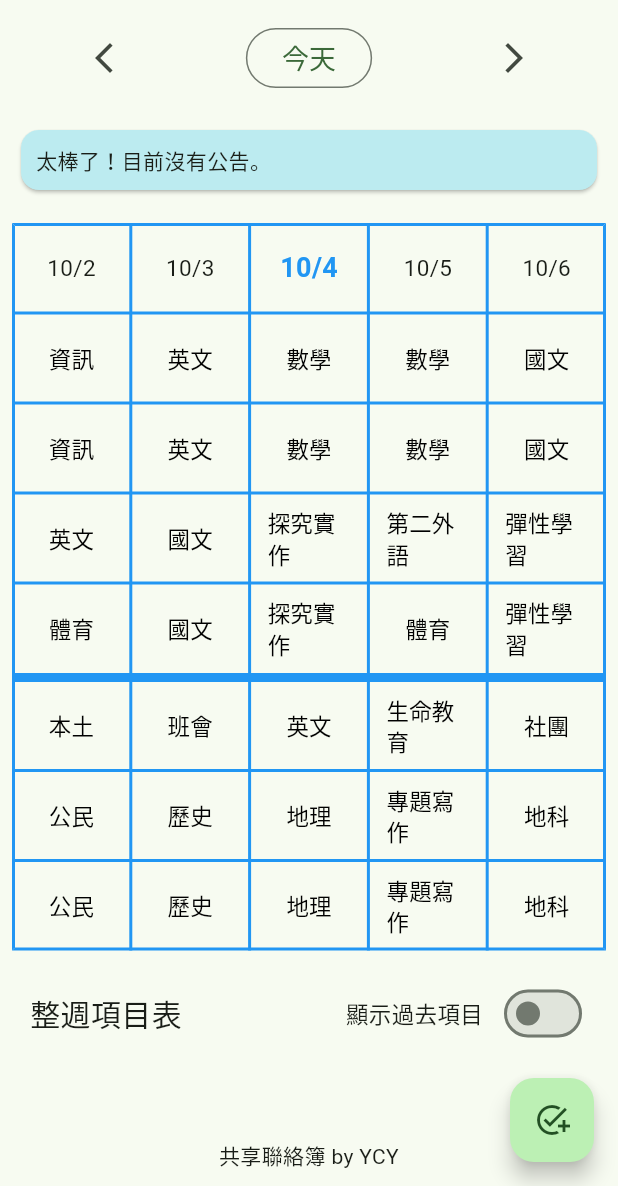
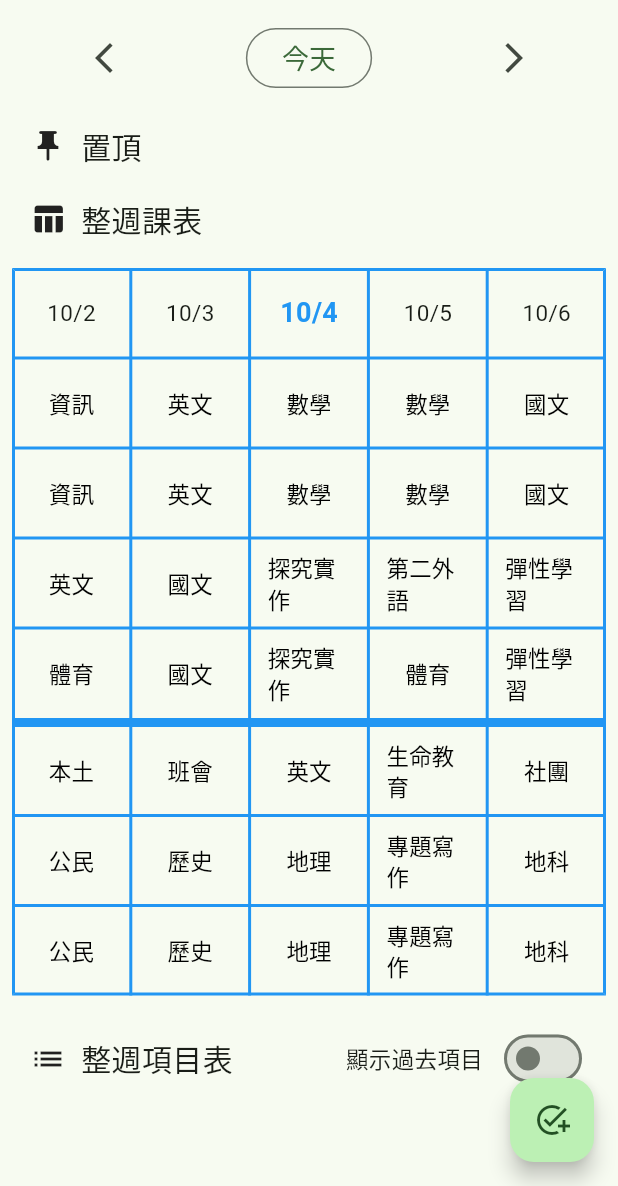
Before and after one commit to ycy-0510/class_todo_tfg, a Flutter app: the screen it shows once a user with an empty profile is signed in, on a phone screen of 412 x 824 dp, the part 50-1236 px from its top. Run offline on Flutter 3.47's test engine with Material 2 defaults, Android fonts, the phone set to English and light mode, and no system bars; our stand-ins replace cloud_firestore, connectivity_plus, firebase_auth, firebase_core, flutter_native_splash, flutter_riverpod and 3 more; missing offline and left inert: dart:html, firebase_app_check, pwa_install; accounts and stored records are empty; statements that could not run were skipped.

Commit message:
remove announce and add pin top

```diff
--- a/lib/logic/task_notifier.dart
+++ b/lib/logic/task_notifier.dart
@@ -79,6 +79,7 @@ class Task {
   int type;
   DateTime date;
   int classTime;
+  bool top;
   String userId;
   String taskId;
   Task({
@@ -86,6 +87,7 @@ class Task {
     required this.type,
     required this.date,
     required this.classTime,
+    required this.top,
     required this.userId,
     required this.taskId,
   });
@@ -100,8 +102,16 @@ class Task {
       type: data?['type'],
       date: data?['date'].toDate(),
       classTime: toClassTime(data?['date'].toDate()),
+      top: data?['top'],
       userId: data?['userId'],
       taskId: snapshot.id,
     );
   }
+
+  void pinTop() {
+    FirebaseFirestore db = FirebaseFirestore.instance;
+    db.collection('task').doc(taskId).update({
+      'top': !top,
+    });
+  }
 }
--- a/lib/page/home_page.dart
+++ b/lib/page/home_page.dart
@@ -1,5 +1,4 @@
 import 'package:class_todo_list/class_table.dart';
-import 'package:class_todo_list/logic/annouce_notifier.dart';
 import 'package:class_todo_list/logic/connectivety_notifier.dart';
 import 'package:class_todo_list/logic/form_notifier.dart';
 import 'package:class_todo_list/logic/task_notifier.dart';
@@ -15,7 +14,6 @@ class HomePage extends ConsumerWidget {
 
   @override
   Widget build(BuildContext context, WidgetRef ref) {
-    ref.watch(announceProvider);
     ref.watch(usersProvider);
 
     return Scaffold(
@@ -167,10 +165,16 @@ class HomeBody extends ConsumerWidget {
     TaskState taskState = ref.watch(taskProvider);
     List<Task> tasks = taskState.tasks;
     List<Task> showTasks = [];
+    List<Task> importantTasks = [];
     bool showPast = ref.watch(pastSwitchProvider);
     for (int i = 0; i < tasks.length; i++) {
       if (tasks[i].date.isAfter(ref.watch(nowTimeProvider)) || showPast) {
         showTasks.add(tasks[i]);
+      }
+    }
+    for (int i = 0; i < tasks.length; i++) {
+      if (tasks[i].date.isAfter(ref.watch(nowTimeProvider)) && tasks[i].top) {
+        importantTasks.add(tasks[i]);
       }
     }
 
@@ -184,7 +188,38 @@ class HomeBody extends ConsumerWidget {
               child: Column(
                 crossAxisAlignment: CrossAxisAlignment.stretch,
                 children: [
-                  const AnnounceView(),
+                  const Padding(
+                    padding: EdgeInsets.symmetric(vertical: 10, horizontal: 20),
+                    child: Wrap(
+                      crossAxisAlignment: WrapCrossAlignment.center,
+                      spacing: 10,
+                      children: [
+                        Icon(Icons.push_pin),
+                        Text(
+                          '置頂',
+                          style: TextStyle(fontSize: 20),
+                        ),
+                      ],
+                    ),
+                  ),
+                  TaskListView(
+                    importantTasks,
+                    canScroll: false,
+                  ),
+                  const Padding(
+                    padding: EdgeInsets.symmetric(vertical: 10, horizontal: 20),
+                    child: Wrap(
+                      crossAxisAlignment: WrapCrossAlignment.center,
+                      spacing: 10,
+                      children: [
+                        Icon(Icons.table_chart),
+                        Text(
+                          '整週課表',
+                          style: TextStyle(fontSize: 20),
+                        ),
+                      ],
+                    ),
+                  ),
                   TaskTableView(tasks),
                   Padding(
                     padding: const EdgeInsets.symmetric(
@@ -192,9 +227,16 @@ class HomeBody extends ConsumerWidget {
                     child: Row(
                       mainAxisAlignment: MainAxisAlignment.spaceBetween,
                       children: [
-                        const Text(
-                          '整週項目表',
-                          style: TextStyle(fontSize: 20),
+                        const Wrap(
+                          crossAxisAlignment: WrapCrossAlignment.center,
+                          spacing: 10,
+                          children: [
+                            Icon(Icons.list),
+                            Text(
+                              '整週項目表',
+                              style: TextStyle(fontSize: 20),
+                            ),
+                          ],
                         ),
                         Row(
                           children: [
@@ -261,98 +303,6 @@ class HomeBody extends ConsumerWidget {
           );
         }
       }),
-    );
-  }
-}
-
-class AnnounceView extends ConsumerWidget {
-  const AnnounceView({super.key});
-
-  @override
-  Widget build(BuildContext context, WidgetRef ref) {
-    Map<String, String> usersData = ref.watch(usersProvider);
-    List<Announce> announces = ref.watch(announceProvider).announces;
-    int idx = ref.watch(announceProvider).idx;
-    double timer = ref.watch(announceProvider).timer;
-
-    return Padding(
-      padding: const EdgeInsets.all(10),
-      child: SizedBox(
-        child: Card(
-          color: Theme.of(context).colorScheme.tertiaryContainer,
-          child: GestureDetector(
-            onTapDown: (details) => ref.read(announceProvider.notifier).pause(),
-            onTapUp: (details) => ref.read(announceProvider.notifier).resume(),
-            onHorizontalDragEnd: (details) {
-              if ((details.primaryVelocity ?? 0) > 0) {
-                ref.read(announceProvider.notifier).next();
-              } else if ((details.primaryVelocity ?? 0) < 0) {
-                ref.read(announceProvider.notifier).prev();
-              }
-            },
-            child: Padding(
-              padding: const EdgeInsets.symmetric(horizontal: 10, vertical: 10),
-              child: Column(
-                crossAxisAlignment: CrossAxisAlignment.stretch,
-                children: [
-                  Row(
-                    children: [
-                      for (int i = 0; i < announces.length; i++)
-                        Expanded(
-                          child: Padding(
-                            padding: const EdgeInsets.symmetric(horizontal: 2),
-                            child: LinearProgressIndicator(
-                              backgroundColor: Colors.grey,
-                              value: (i < idx ? 1 : (i > idx ? 0 : timer / 5)),
-                              borderRadius: BorderRadius.circular(100),
-                            ),
-                          ),
-                        ),
-                    ],
-                  ),
-                  Builder(builder: (context) {
-                    if (ref.watch(announceProvider).loading) {
-                      return const Text('載入中');
-                    } else if (announces.isNotEmpty) {
-                      return Padding(
-                        padding: const EdgeInsets.symmetric(
-                            horizontal: 10, vertical: 10),
-                        child: Row(
-                          children: [
-                            const Icon(
-                              Icons.announcement,
-                              size: 40,
-                            ),
-                            const SizedBox(
-                              width: 10,
-                            ),
-                            Expanded(
-                              child: Column(
-                                crossAxisAlignment: CrossAxisAlignment.stretch,
-                                children: [
-                                  Text(
-                                    announces[idx].content,
-                                    style: const TextStyle(fontSize: 18),
-                                  ),
-                                  const SizedBox(height: 5),
-                                  Text(
-                                      'by ${usersData[announces[idx].userId] ?? '未知建立者'}')
-                                ],
-                              ),
-                            )
-                          ],
-                        ),
-                      );
-                    } else {
-                      return const Text('太棒了！目前沒有公告。');
-                    }
-                  }),
-                ],
-              ),
-            ),
-          ),
-        ),
-      ),
     );
   }
 }
@@ -502,9 +452,21 @@ class TaskListView extends ConsumerWidget {
                 child: Column(
                   crossAxisAlignment: CrossAxisAlignment.start,
                   children: [
-                    Text(
-                      tasks[idx].name,
-                      style: const TextStyle(fontSize: 18),
+                    Wrap(
+                      spacing: 5,
+                      crossAxisAlignment: WrapCrossAlignment.end,
+                      children: [
+                        if (tasks[idx].top)
+                          const Icon(
+                            Icons.push_pin,
+                            color: Colors.red,
+                            size: 25,
+                          ),
+                        Text(
+                          tasks[idx].name,
+                          style: const TextStyle(fontSize: 18),
+                        ),
+                      ],
                     ),
                     const SizedBox(height: 2),
                     Text(
@@ -530,6 +492,21 @@ class TaskListView extends ConsumerWidget {
                 padding: const EdgeInsets.symmetric(horizontal: 15),
                 child: PopupMenuButton(
                   itemBuilder: (context) => <PopupMenuEntry>[
+                    PopupMenuItem(
+                        enabled: tasks[idx].userId ==
+                            ref.watch(authProvider).user?.uid,
+                        value: 'top',
+                        child: Row(
+                          children: [
+                            Icon(tasks[idx].top
+                                ? Icons.push_pin_outlined
+                                : Icons.push_pin),
+                            const SizedBox(
+                              width: 10,
+                            ),
+                            Text(tasks[idx].top ? '取消置頂' : '置頂'),
+                          ],
+                        )),
                     const PopupMenuItem(
                         value: 'copy',
                         child: Row(
@@ -569,6 +546,9 @@ class TaskListView extends ConsumerWidget {
                   ],
                   onSelected: (value) async {
                     switch (value) {
+                      case 'top':
+                        tasks[idx].pinTop();
+                        break;
                       case 'edit':
                         ref.read(formProvider.notifier).startUpdate(tasks[idx]);
                         showDialog(
--- a/lib/provider.dart
+++ b/lib/provider.dart
@@ -33,10 +33,10 @@ final taskProvider =
   return TaskNotifier(ref);
 });
 
-final announceProvider =
-    StateNotifierProvider.autoDispose<AnnounceNotifier, AnnounceState>((ref) {
-  return AnnounceNotifier(ref);
-});
+// final announceProvider =
+//     StateNotifierProvider.autoDispose<AnnounceNotifier, AnnounceState>((ref) {
+//   return AnnounceNotifier(ref);
+// });
 
 final usersProvider =
     StateNotifierProvider.autoDispose<UsersNotifier, Map<String, String>>(
```
Also changed, not shown: lib/logic/annouce_notifier.dart (+106 -115 lines).
